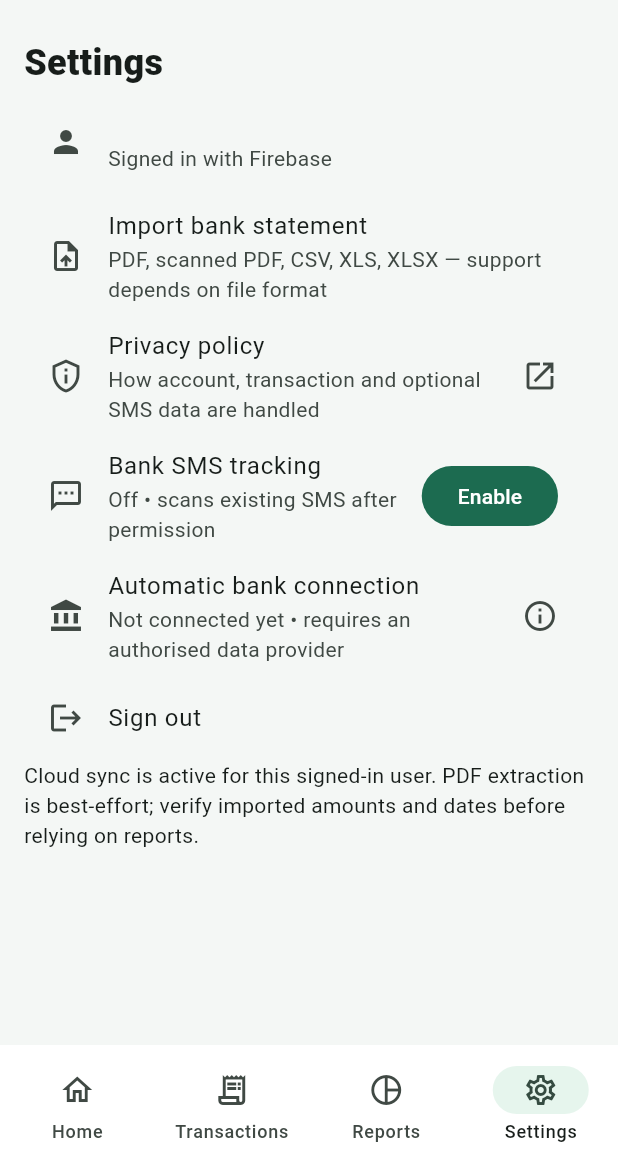
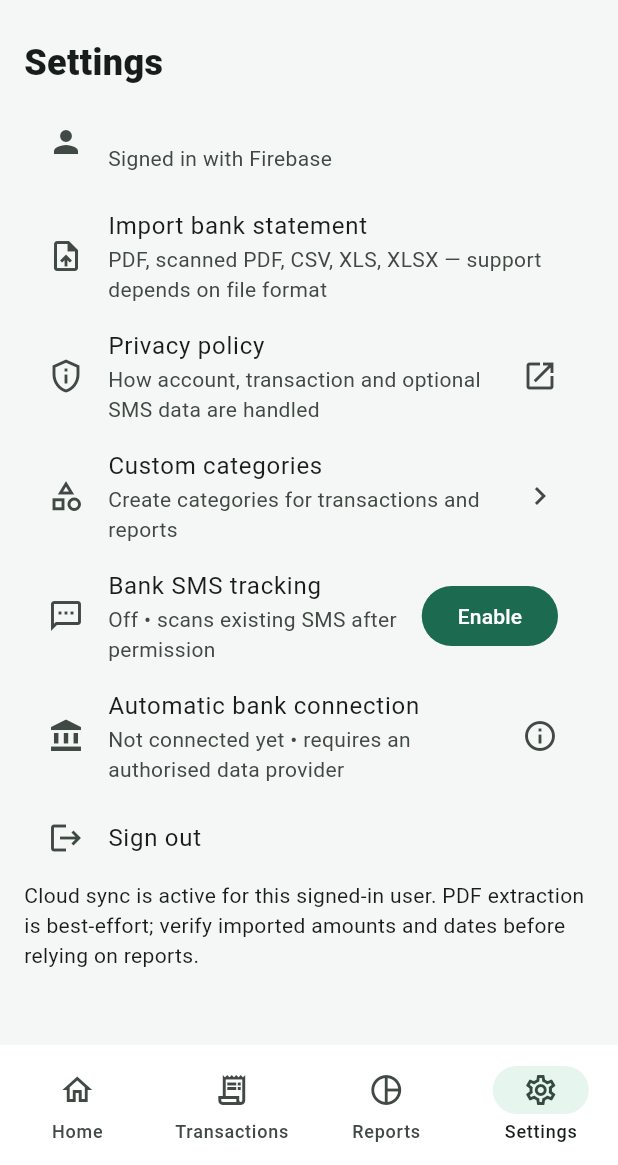
Before and after one commit to rohitfcg123-arch/nexora-finance-manager, a Flutter app: the screen it shows once a user with an empty profile is signed in, item 4 of the bottom bar chosen, on a phone screen of 412 x 824 dp, the part 71-1236 px from its top. Run offline on Flutter 3.47's test engine with Material 3 defaults, Android fonts, the phone set to English and light mode, and no system bars; our stand-ins replace cloud_firestore, csv, file_picker, firebase_ai, firebase_auth, firebase_core; missing offline and left inert: excel, firebase_app_check, google_mlkit_text_recognition, pdf_render_maintained, syncfusion_flutter_pdf, telephony; accounts and stored records are empty.

Commit message:
Add SMS live scan and period-based reporting

```diff
--- a/android_app/lib/main.dart
+++ b/android_app/lib/main.dart
@@ -61,7 +61,8 @@ class _HomeState extends State<Home>{
  int tab=0; String search='',filter='All';
  final Telephony smsApi = Telephony.instance;
  bool smsTrackingEnabled = false;
- @override void initState(){super.initState();}
+ DateTime? reportStart, reportEnd;
+ @override void initState(){super.initState(); FirebaseFirestore.instance.collection('users').doc(widget.user.uid).collection('categories').snapshots().listen((snapshot){ if(!mounted)return; final custom=snapshot.docs.map((d)=>(d.data()['name']??'').toString()).where((v)=>v.trim().isNotEmpty); setState(()=>categories={...categories,...custom}.toList()); }); }
 
  Future<void> enableSmsTracking() async {
   // Show a prominent in-app disclosure and obtain affirmative consent before requesting SMS access.
@@ -86,12 +87,12 @@ class _HomeState extends State<Home>{
   try {
    final granted = await smsApi.requestPhoneAndSmsPermissions ?? false;
    if (!granted) { snack('SMS permission was not granted. Tracking remains off.'); return; }
+   smsApi.listenIncomingSms(onNewMessage: (SmsMessage message) async { await saveBankSms(message); }, listenInBackground: false);
    setState(() => smsTrackingEnabled = true);
    final messages = await smsApi.getInboxSms(columns: [SmsColumn.ADDRESS, SmsColumn.BODY, SmsColumn.DATE]);
    var imported = 0;
    for (final message in messages) { if (await saveBankSms(message)) imported++; }
-   smsApi.listenIncomingSms(onNewMessage: (SmsMessage message) { saveBankSms(message); }, listenInBackground: false);
-   snack('SMS tracking enabled. Imported $imported detected transactions from existing messages.');
+   snack('SMS tracking enabled. Imported $imported detected transactions. New bank SMS will be checked while Nexora is open.');
   } catch (e) { snack('Could not enable SMS tracking: $e'); }
  }
 
@@ -120,7 +121,7 @@ class _HomeState extends State<Home>{
   } catch (_) { return false; }
  }
  CollectionReference<Map<String,dynamic>> get ref=>FirebaseFirestore.instance.collection('users').doc(widget.user.uid).collection('transactions');
- final categories=['Food & Dining','Shopping','Travel','Utilities','Salary / Income','Bank Charges','Transfer','Health','Other'];
+ List<String> categories=['Food & Dining','Shopping','Travel','Utilities','Salary / Income','Bank Charges','Transfer','Health','Other'];
  final ledgers=['Personal Expenses','Office Expenses','Business Expenses','Bank Account','Income Account'];
  String autoCat(String n,bool income){if(income)return 'Salary / Income';final s=n.toLowerCase();if(RegExp(r'amazon|flipkart|myntra').hasMatch(s))return 'Shopping';if(RegExp(r'swiggy|zomato|restaurant|cafe|food').hasMatch(s))return 'Food & Dining';if(RegExp(r'uber|ola|irctc|petrol|fuel|flight').hasMatch(s))return 'Travel';if(RegExp(r'electricity|broadband|mobile bill|water bill').hasMatch(s))return 'Utilities';if(RegExp(r'bank charge|atm fee').hasMatch(s))return 'Bank Charges';return 'Other';}
  @override Widget build(BuildContext c)=>Scaffold(appBar:AppBar(title:Row(children:[Container(width:38,height:38,alignment:Alignment.center,decoration:BoxDecoration(color:green,borderRadius:BorderRadius.circular(12)),child:const Text('N',style:TextStyle(color:Colors.white,fontWeight:FontWeight.w900,fontSize:22)),),const SizedBox(width:10),const Column(crossAxisAlignment:CrossAxisAlignment.start,children:[Text('Nexora',style:TextStyle(fontWeight:FontWeight.w900)),Text('FINANCE MANAGER',style:TextStyle(fontSize:9,letterSpacing:1.1))])]),actions:[IconButton(onPressed:importFile,icon:const Icon(Icons.upload_file)),IconButton(onPressed:()=>FirebaseAuth.instance.signOut(),icon:const Icon(Icons.logout))]),body:IndexedStack(index:tab,children:[dashboard(),transactions(),reports(),settings()]),floatingActionButton:tab<2?FloatingActionButton.extended(backgroundColor:green,foregroundColor:Colors.white,onPressed:()=>edit(),icon:const Icon(Icons.add),label:const Text('Add transaction')):null,bottomNavigationBar:NavigationBar(selectedIndex:tab,onDestinationSelected:(v)=>setState(()=>tab=v),backgroundColor:Colors.white,indicatorColor:mint,destinations:const[NavigationDestination(icon:Icon(Icons.home_outlined),label:'Home'),NavigationDestination(icon:Icon(Icons.receipt_long_outlined),label:'Transactions'),NavigationDestination(icon:Icon(Icons.pie_chart_outline),label:'Reports'),NavigationDestination(icon:Icon(Icons.settings_outlined),label:'Settings')]));
@@ -170,7 +171,27 @@ class _HomeState extends State<Home>{
  Widget title(String t,String action,VoidCallback cb)=>Row(children:[Expanded(child:Text(t,style:const TextStyle(fontSize:17,fontWeight:FontWeight.w900))),TextButton(onPressed:cb,child:Text(action))]);
  Widget tile(Txn t)=>Card(color:Colors.white,elevation:0,child:ListTile(onTap:()=>edit(t),leading:CircleAvatar(backgroundColor:t.income?mint:const Color(0xFFFFF1E7),child:Icon(t.income?Icons.south_west:Icons.north_east,color:t.income?green:Colors.deepOrange)),title:Text(t.title,style:const TextStyle(fontWeight:FontWeight.w800)),subtitle:Text(t.category+' • '+DateFormat('dd MMM').format(t.date)+' • '+t.source,style:const TextStyle(fontSize:10)),trailing:Text((t.income?'+':'−')+fmt.format(t.amount),style:TextStyle(fontWeight:FontWeight.w800,color:t.income?green:ink))));
  Widget transactions()=>StreamBuilder<QuerySnapshot<Map<String,dynamic>>>(stream:ref.orderBy('date',descending:true).limit(500).snapshots(),builder:(c,s){final list=(s.data?.docs??[]).map(Txn.doc).where((t)=>(filter=='All'||(filter=='Income'?t.income:!t.income))&&(t.title+' '+t.category+' '+t.note).toLowerCase().contains(search.toLowerCase())).toList();return ListView(padding:const EdgeInsets.all(16),children:[const Text('Transactions',style:TextStyle(fontSize:24,fontWeight:FontWeight.w900)),const SizedBox(height:10),TextField(onChanged:(v)=>setState(()=>search=v),decoration:const InputDecoration(prefixIcon:Icon(Icons.search),hintText:'Search transactions')),Wrap(spacing:8,children:['All','Expense','Income'].map((v)=>ChoiceChip(label:Text(v),selected:filter==v,onSelected:(_)=>setState(()=>filter=v))).toList()),...list.map(tile)]);});
- Widget reports()=>StreamBuilder<QuerySnapshot<Map<String,dynamic>>>(stream:ref.orderBy('date',descending:true).limit(500).snapshots(),builder:(c,s){final list=(s.data?.docs??[]).map(Txn.doc).toList();final inc=list.where((t)=>t.income).fold<double>(0,(a,t)=>a+t.amount);final exp=list.where((t)=>!t.income).fold<double>(0,(a,t)=>a+t.amount);final totals=<String,double>{};for(final t in list.where((t)=>!t.income)){totals[t.category]=(totals[t.category]??0)+t.amount;}final entries=totals.entries.toList()..sort((a,b)=>b.value.compareTo(a.value));return ListView(padding:const EdgeInsets.all(16),children:[const Text('Reports & analytics',style:TextStyle(fontSize:24,fontWeight:FontWeight.w900)),const SizedBox(height:12),FilledButton.icon(onPressed:()=>exportReport(list),icon:const Icon(Icons.picture_as_pdf),label:const Text('Generate PDF report')),const SizedBox(height:12),Text('Income: '+fmt.format(inc)),Text('Expenses: '+fmt.format(exp)),const SizedBox(height:18),const Text('Expenses by category',style:TextStyle(fontWeight:FontWeight.w800)),...entries.map((e)=>ListTile(title:Text(e.key),subtitle:LinearProgressIndicator(value:exp==0?0:e.value/exp,color:green,backgroundColor:mint),trailing:Text(fmt.format(e.value))))]);});
+ Widget reports()=>StreamBuilder<QuerySnapshot<Map<String,dynamic>>>(stream:ref.orderBy('date',descending:true).limit(500).snapshots(),builder:(c,s){
+  final all=(s.data?.docs??[]).map(Txn.doc).toList();
+  final list=all.where((t)=>(reportStart==null||!t.date.isBefore(DateTime(reportStart!.year,reportStart!.month,reportStart!.day)))&&(reportEnd==null||t.date.isBefore(DateTime(reportEnd!.year,reportEnd!.month,reportEnd!.day).add(const Duration(days:1))))).toList();
+  final inc=list.where((t)=>t.income).fold<double>(0,(a,t)=>a+t.amount);
+  final exp=list.where((t)=>!t.income).fold<double>(0,(a,t)=>a+t.amount);
+  final totals=<String,double>{};for(final t in list.where((t)=>!t.income)){totals[t.category]=(totals[t.category]??0)+t.amount;}
+  final entries=totals.entries.toList()..sort((a,b)=>b.value.compareTo(a.value));
+  return ListView(padding:const EdgeInsets.all(16),children:[
+   const Text('Reports & analytics',style:TextStyle(fontSize:24,fontWeight:FontWeight.w900)),
+   Wrap(spacing:8,runSpacing:8,children:[
+    OutlinedButton.icon(onPressed:()async{final d=await showDatePicker(context:context,initialDate:reportStart??DateTime.now(),firstDate:DateTime(2000),lastDate:DateTime.now().add(const Duration(days:365)));if(d!=null)setState(()=>reportStart=d);},icon:const Icon(Icons.calendar_month),label:Text(reportStart==null?'Start date':dateFmt.format(reportStart!))),
+    OutlinedButton.icon(onPressed:()async{final d=await showDatePicker(context:context,initialDate:reportEnd??DateTime.now(),firstDate:reportStart??DateTime(2000),lastDate:DateTime.now().add(const Duration(days:365)));if(d!=null)setState(()=>reportEnd=d);},icon:const Icon(Icons.event),label:Text(reportEnd==null?'End date':dateFmt.format(reportEnd!))),
+    TextButton.icon(onPressed:()=>setState((){reportStart=null;reportEnd=null;}),icon:const Icon(Icons.clear),label:const Text('Clear dates')),
+   ]),
+   Text('Transactions in selected period: '+list.length.toString()),
+   Wrap(spacing:8,children:[FilledButton.icon(onPressed:()=>exportReport(list),icon:const Icon(Icons.picture_as_pdf),label:const Text('Download PDF')),OutlinedButton.icon(onPressed:()=>exportCsvReport(list),icon:const Icon(Icons.download),label:const Text('Download CSV'))]),
+   Text('Income: '+fmt.format(inc)),Text('Expenses: '+fmt.format(exp)),Text('Net: '+fmt.format(inc-exp)),
+   const SizedBox(height:18),const Text('Expenses by category',style:TextStyle(fontWeight:FontWeight.w800)),
+   ...entries.map((e)=>ListTile(title:Text(e.key),subtitle:LinearProgressIndicator(value:exp==0?0:e.value/exp,color:green,backgroundColor:mint),trailing:Text(fmt.format(e.value)))),
+  ]);
+ });
   Widget settings() => ListView(
     padding: const EdgeInsets.all(16),
     children: [
@@ -188,6 +209,7 @@ class _HomeState extends State<Home>{
           if (!opened && mounted) snack('Could not open the privacy policy. Visit the link from the app website.');
         },
       ),
+      ListTile(leading: const Icon(Icons.category_outlined), title: const Text('Custom categories'), subtitle: const Text('Create categories for transactions and reports'), trailing: const Icon(Icons.chevron_right), onTap: manageCategories),
       ListTile(
         leading: const Icon(Icons.sms_outlined),
         title: const Text('Bank SMS tracking'),
@@ -496,6 +518,23 @@ Future<void> importFile() async {
   }
 
 
+ Future<void> exportCsvReport(List<Txn> transactions) async {
+  try {
+   final rows=<List<dynamic>>[['Date','Description','Type','Amount','Category','Ledger','Note','Source'], ...transactions.map((t)=>[DateFormat('yyyy-MM-dd').format(t.date),t.title,t.income?'Income':'Expense',t.amount,t.category,t.ledger,t.note,t.source])];
+   final bytes=Uint8List.fromList(const ListToCsvConverter().convert(rows).codeUnits);
+   final path=await FilePicker.platform.saveFile(fileName:'Nexora_Transactions.csv',bytes:bytes,type:FileType.custom,allowedExtensions:['csv']);
+   if(path==null){snack('CSV export cancelled.');return;} snack('CSV report exported.');
+  } catch(e) { snack('CSV export failed: $e'); }
+ }
+
+ Future<void> manageCategories() async {
+  final controller=TextEditingController();
+  await showDialog<void>(context:context,builder:(ctx)=>AlertDialog(title:const Text('Add custom category'),content:TextField(controller:controller,autofocus:true,decoration:const InputDecoration(labelText:'Category name')),actions:[
+   TextButton(onPressed:()=>Navigator.pop(ctx),child:const Text('Cancel')),
+   FilledButton(onPressed:()async{final name=controller.text.trim();if(name.isEmpty)return;try{await FirebaseFirestore.instance.collection('users').doc(widget.user.uid).collection('categories').doc(base64Url.encode(utf8.encode(name.toLowerCase())).replaceAll('=','')).set({'name':name,'createdAt':FieldValue.serverTimestamp()});if(!categories.contains(name))setState(()=>categories.add(name));if(ctx.mounted)Navigator.pop(ctx);snack('Category added.');}catch(e){snack('Could not save category. Check Firestore rules.');}},child:const Text('Add category'))
+  ]));
+ }
+
  Future<void> exportReport(List<Txn> transactions) async {
   final sorted=[...transactions]..sort((a,b)=>a.date.compareTo(b.date));
   final income=sorted.where((t)=>t.income).fold<double>(0,(sum,t)=>sum+t.amount);
```
